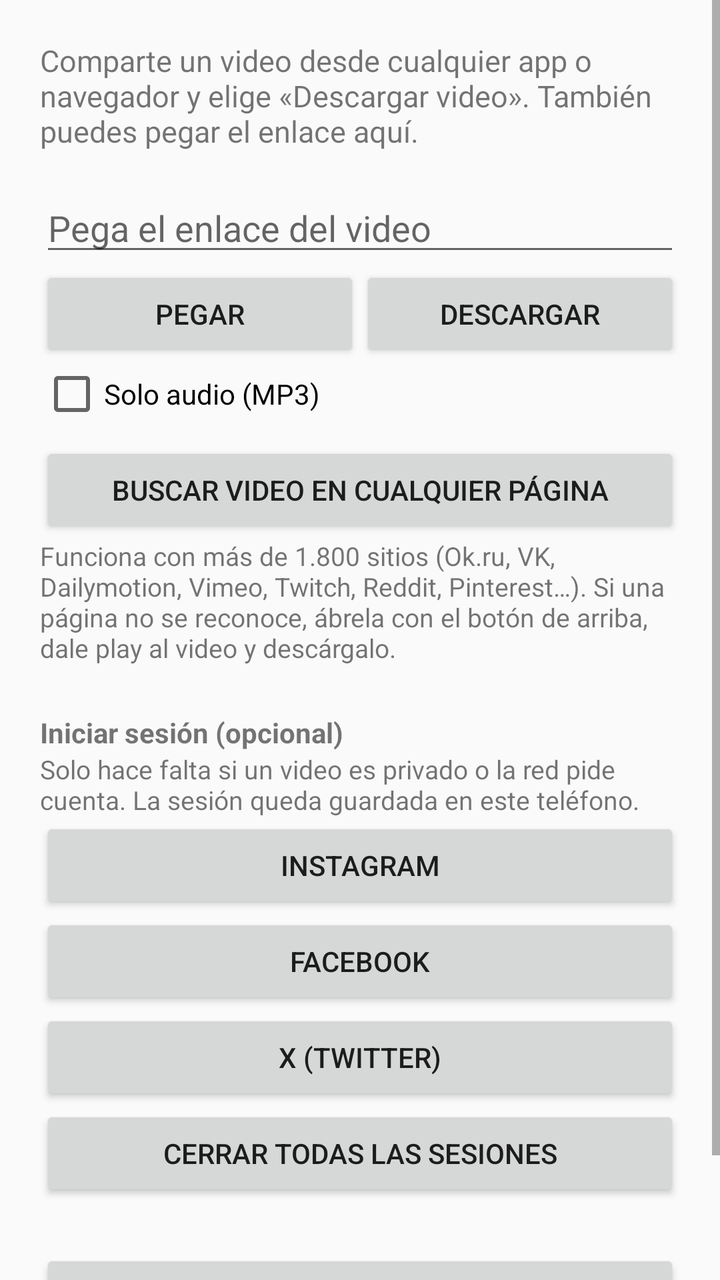
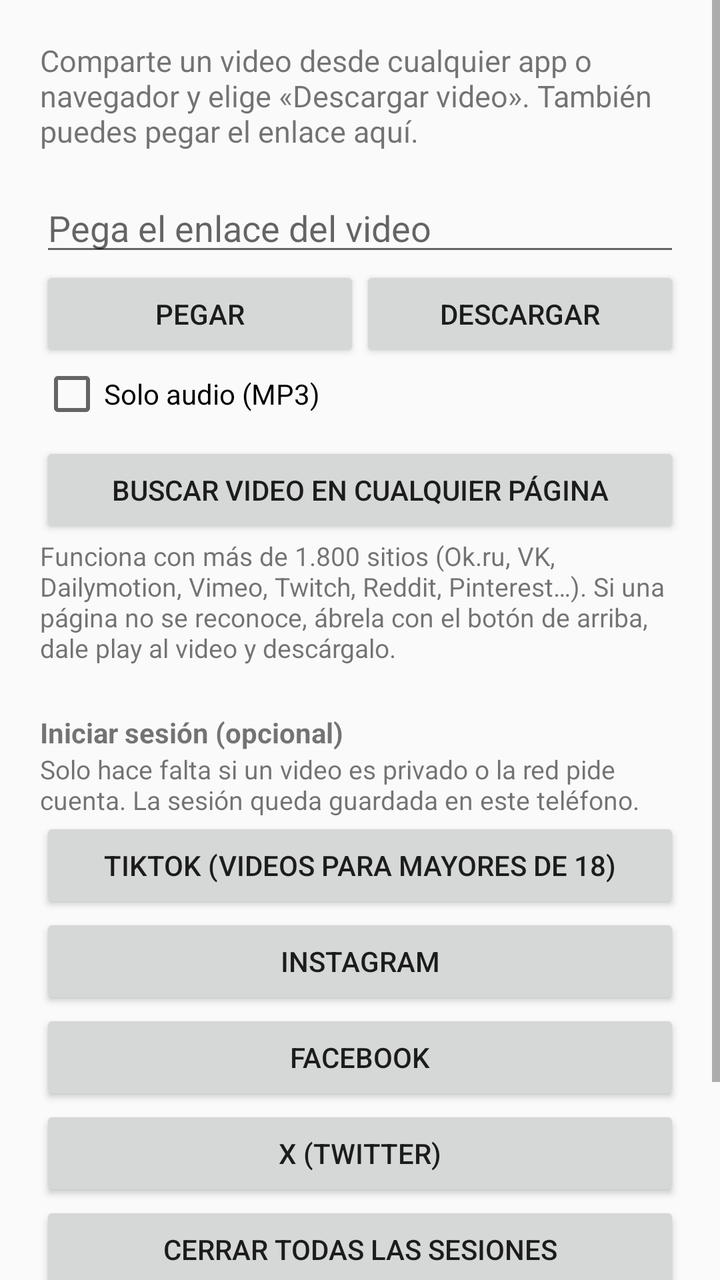

Two renders of the same Android screen: before a commit and after it. Below are the layout's source before the change and the commit's diff.
<!-- AndroidManifest.xml: application theme Theme.Descargador -->
<!-- res/layout/activity_main.xml -->
<?xml version="1.0" encoding="utf-8"?>
<ScrollView xmlns:android="http://schemas.android.com/apk/res/android"
    android:layout_width="match_parent"
    android:layout_height="match_parent">

    <LinearLayout
        android:layout_width="match_parent"
        android:layout_height="wrap_content"
        android:orientation="vertical"
        android:padding="20dp">

        <TextView
            android:layout_width="match_parent"
            android:layout_height="wrap_content"
            android:text="Comparte un video desde cualquier app o navegador y elige «Descargar video». También puedes pegar el enlace aquí."
            android:textSize="15sp" />

        <EditText
            android:id="@+id/url"
            android:layout_width="match_parent"
            android:layout_height="wrap_content"
            android:layout_marginTop="16dp"
            android:hint="Pega el enlace del video"
            android:inputType="textUri" />

        <LinearLayout
            android:layout_width="match_parent"
            android:layout_height="wrap_content"
            android:orientation="horizontal">

            <Button
                android:id="@+id/paste"
                android:layout_width="0dp"
                android:layout_height="wrap_content"
                android:layout_weight="1"
                android:text="Pegar" />

            <Button
                android:id="@+id/download"
                android:layout_width="0dp"
                android:layout_height="wrap_content"
                android:layout_weight="1"
                android:text="Descargar" />
        </LinearLayout>

        <CheckBox
            android:id="@+id/audioOnly"
            android:layout_width="wrap_content"
            android:layout_height="wrap_content"
            android:text="Solo audio (MP3)" />

        <Button
            android:id="@+id/browser"
            android:layout_width="match_parent"
            android:layout_height="wrap_content"
            android:layout_marginTop="8dp"
            android:text="Buscar video en cualquier página" />

        <TextView
            android:layout_width="match_parent"
            android:layout_height="wrap_content"
            android:text="Funciona con más de 1.800 sitios (Ok.ru, VK, Dailymotion, Vimeo, Twitch, Reddit, Pinterest…). Si una página no se reconoce, ábrela con el botón de arriba, dale play al video y descárgalo."
            android:textSize="13sp" />

        <TextView
            android:layout_width="match_parent"
            android:layout_height="wrap_content"
            android:layout_marginTop="24dp"
            android:text="Iniciar sesión (opcional)"
            android:textStyle="bold" />

        <TextView
            android:layout_width="match_parent"
            android:layout_height="wrap_content"
            android:text="Solo hace falta si un video es privado o la red pide cuenta. La sesión queda guardada en este teléfono."
            android:textSize="13sp" />

        <Button
            android:id="@+id/loginInstagram"
            android:layout_width="match_parent"
            android:layout_height="wrap_content"
            android:text="Instagram" />

        <Button
            android:id="@+id/loginFacebook"
            android:layout_width="match_parent"
            android:layout_height="wrap_content"
            android:text="Facebook" />

        <Button
            android:id="@+id/loginX"
            android:layout_width="match_parent"
            android:layout_height="wrap_content"
            android:text="X (Twitter)" />

        <Button
            android:id="@+id/logout"
            android:layout_width="match_parent"
            android:layout_height="wrap_content"
            android:text="Cerrar todas las sesiones" />

        <Button
            android:id="@+id/update"
            android:layout_width="match_parent"
            android:layout_height="wrap_content"
            android:layout_marginTop="24dp"
            android:text="Actualizar motor de descarga" />

        <TextView
            android:id="@+id/version"
            android:layout_width="match_parent"
            android:layout_height="wrap_content"
            android:textSize="12sp" />
    </LinearLayout>
</ScrollView>
<!-- resources referenced by this layout -->
<resources>
  <style name="Theme.Descargador" parent="Theme.AppCompat.DayNight.DarkActionBar">
          <item name="colorPrimary">#E53935</item>
          <item name="colorPrimaryDark">#B71C1C</item>
          <item name="colorAccent">#E53935</item>
      </style>
</resources>

<!-- the commit's change to res/layout/activity_main.xml (unified diff, before → after) -->
@@ -76,6 +76,12 @@
             android:textSize="13sp" />
 
         <Button
+            android:id="@+id/loginTiktok"
+            android:layout_width="match_parent"
+            android:layout_height="wrap_content"
+            android:text="TikTok (videos para mayores de 18)" />
+
+        <Button
             android:id="@+id/loginInstagram"
             android:layout_width="match_parent"
             android:layout_height="wrap_content"
